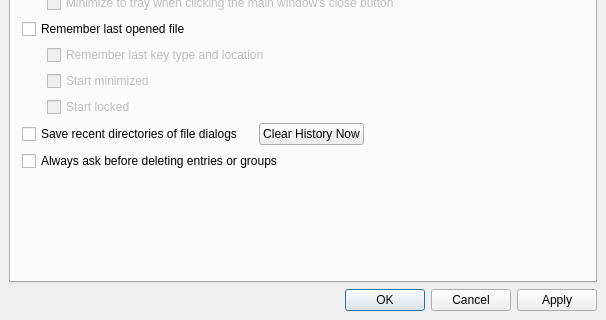
Above: src/forms/SettingsDlg.ui from thooge/keepassx1 before the change; both pictures show x 0 to 606 and y 155 to 475 of the 606 by 475 pixel window. Below: the same form after it.
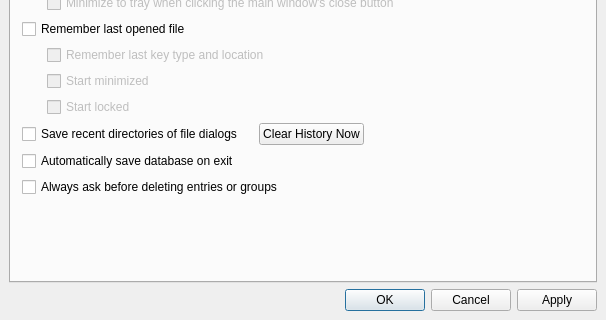
That is the form after the change. Icons and pictures are not drawn. Custom widgets are drawn as their Qt base class.

Commit message: Another bunch of GUI changes Auto-save database on program exit: apply adjusted patch #1900048 (closes #1792317)

The edit to the form file:
```diff
--- a/src/forms/SettingsDlg.ui
+++ b/src/forms/SettingsDlg.ui
@@ -299,6 +299,13 @@
          </item>
         </layout>
        </item>
+       <item>
+        <widget class="QCheckBox" name="CheckBox_AutoSave" >
+         <property name="text" >
+          <string>Automatically save database on exit</string>
+         </property>
+        </widget>
+       </item>
        <item>
         <widget class="QCheckBox" name="checkBox_AskBeforeDelete" >
          <property name="text" >
```
Left out of the diff: 7 changed lines with no effect on the pictures. The commit also changes 14 other files.
